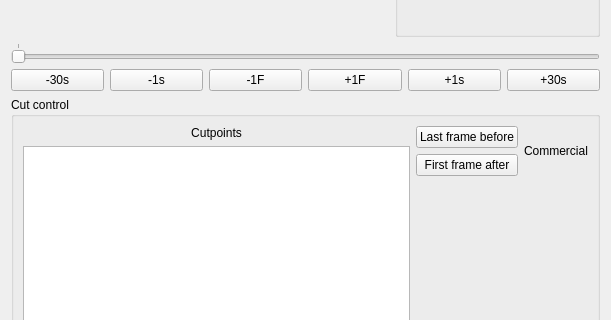
First picture: the form in justcutit_editor/editor.ui, repository xqms/justcutit, before the edit; both pictures show x 0 to 611 and y 129 to 449 of the 611 by 737 pixel window.
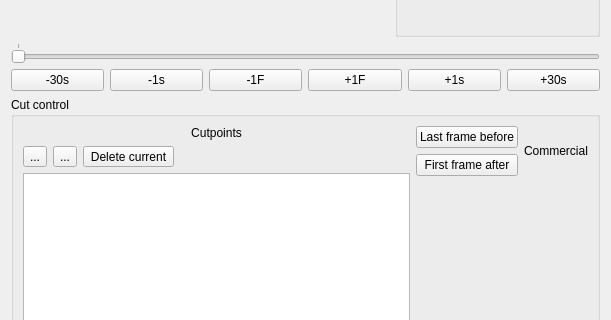
Second picture: the form after the edit. Custom widgets are drawn as their Qt base class.

Commit message: loading & saving cutlists

Patch:
```diff
--- a/justcutit_editor/editor.ui
+++ b/justcutit_editor/editor.ui
@@ -200,7 +200,7 @@
      <property name="title">
       <string>Cut control</string>
      </property>
-     <layout class="QHBoxLayout" name="horizontalLayout_2">
+     <layout class="QHBoxLayout" name="horizontalLayout_3">
       <item>
        <layout class="QVBoxLayout" name="verticalLayout_2">
         <item>
@@ -213,6 +213,44 @@
           </property>
          </widget>
         </item>
+        <item>
+         <layout class="QHBoxLayout" name="horizontalLayout_2">
+          <item>
+           <widget class="QToolButton" name="cutlistOpenButton">
+            <property name="text">
+             <string>...</string>
+            </property>
+           </widget>
+          </item>
+          <item>
+           <widget class="QToolButton" name="cutlistSaveButton">
+            <property name="text">
+             <string>...</string>
+            </property>
+           </widget>
+          </item>
+          <item>
+           <widget class="QToolButton" name="cutlistDelItemButton">
+            <property name="text">
+             <string>Delete current</string>
+            </property>
+           </widget>
+          </item>
+          <item>
+           <spacer name="horizontalSpacer">
+            <property name="orientation">
+             <enum>Qt::Horizontal</enum>
+            </property>
+            <property name="sizeHint" stdset="0">
+             <size>
+              <width>40</width>
+              <height>20</height>
+             </size>
+            </property>
+           </spacer>
+          </item>
+         </layout>
+        </item>
         <item>
          <widget class="QListView" name="cutPointView"/>
         </item>
```
The commit also changes 6 other files.
